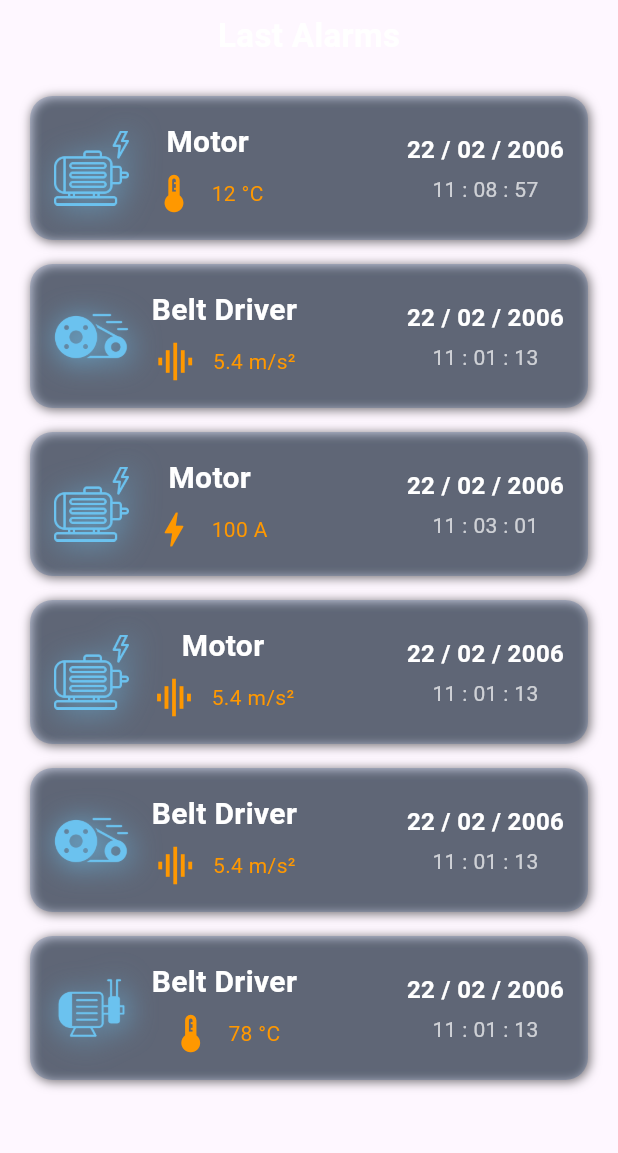
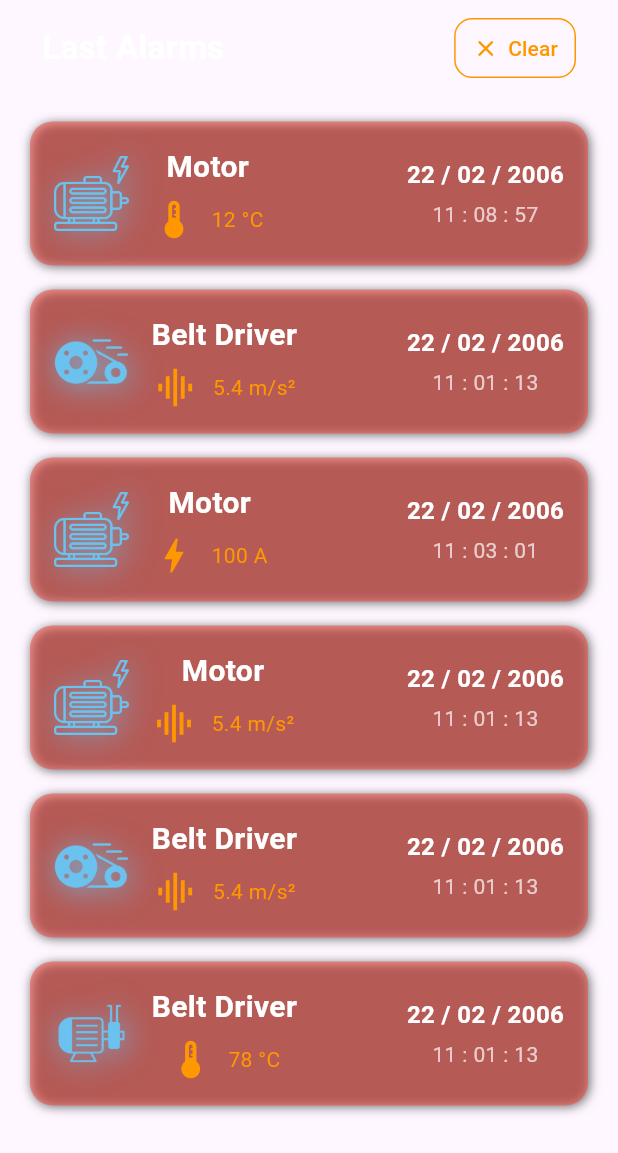
Before and after one commit to MustafaSedhom/Smart-Predictive-Unit-SPU-, a Flutter app: the AlarmScreen widget shown alone on an empty page, opened directly, on a phone screen of 412 x 824 dp. Shown: the top 1153 px of the screen. Run offline on Flutter 3.47's test engine with Material 3 defaults, Android fonts, the phone set to English and light mode, and no system bars; drawn by our look-alikes of simple_shadow; our stand-ins replace file_picker, gap, google_fonts, percent_indicator, shared_preferences; accounts and stored records are empty; project files that could hold a hidden picture were left out.

Commit message:
buils some widgets in alarm screen in app and build clear button to clear all last alarm and add add button to drawer to build in future add sensor screen or page

```diff
--- a/code_of_project/SPU_Flutter_app_code/spu_linux_app/analysis_options.yaml
+++ b/code_of_project/SPU_Flutter_app_code/spu_linux_app/analysis_options.yaml
@@ -7,6 +7,9 @@
 
 # The following line activates a set of recommended lints for Flutter apps,
 # packages, and plugins designed to encourage good coding practices.
+analyzer:
+  errors:
+    use_key_in_widget_constructors: ignore
 include: package:flutter_lints/flutter.yaml
 
 linter:
--- a/code_of_project/SPU_Flutter_app_code/spu_linux_app/lib/Screens/Alarm_screen/Alarm_Screen.dart
+++ b/code_of_project/SPU_Flutter_app_code/spu_linux_app/lib/Screens/Alarm_screen/Alarm_Screen.dart
@@ -4,8 +4,14 @@ import 'package:spu_linux_app/Images/images_and_icons.dart';
 import 'package:spu_linux_app/Screens/Alarm_screen/Data_Type/Alarm_Data.dart';
 import 'package:spu_linux_app/Screens/Alarm_screen/widgets/Custom_list_view_container.dart';
 
-class AlarmScreen extends StatelessWidget {
+class AlarmScreen extends StatefulWidget {
   AlarmScreen({super.key});
+
+  @override
+  State<AlarmScreen> createState() => _AlarmScreenState();
+}
+
+class _AlarmScreenState extends State<AlarmScreen> {
   // ignore: non_constant_identifier_names
   final List<AlarmData> alarm_list = [
     AlarmData(
@@ -57,14 +63,21 @@ class AlarmScreen extends StatelessWidget {
       value: "78 °C",
     ),
   ];
+
   @override
   Widget build(BuildContext context) {
+    // ignore: unused_local_variable, non_constant_identifier_names
+    bool alarm_list_is_empty = alarm_list.isEmpty;
     return Padding(
       padding: const EdgeInsets.all(8.0),
       child: Column(
         crossAxisAlignment: CrossAxisAlignment.center,
+        // mainAxisAlignment: MainAxisAlignment.spaceBetween,
         children: [
-          // Title
+          // Appbar
+          Row(
+            children: [
+              Gap(20),
               Text(
                 "Last Alarms",
                 style: TextStyle(
@@ -73,15 +86,54 @@ class AlarmScreen extends StatelessWidget {
                   fontWeight: FontWeight.bold,
                 ),
               ),
+              Spacer(),
+              // clear button
+              TextButton(
+                onPressed: () {
+                  setState(() {
+                    alarm_list.clear();
+                  });
+                },
+                style: TextButton.styleFrom(
+                  foregroundColor: Colors.orange,
+                  backgroundColor: Colors.transparent,
+                  side: BorderSide(color: Colors.orange),
+                  shape: RoundedRectangleBorder(
+                    borderRadius: BorderRadius.circular(12),
+                  ),
+                ),
+                child: Row(
+                  mainAxisSize: MainAxisSize.min,
+                  children: [
+                    Icon(Icons.close_rounded),
+                    SizedBox(width: 6),
+                    Text("Clear"),
+                  ],
+                ),
+              ),
+              Gap(20),
+            ],
+          ),
           Gap(5),
           // ListView Sensors
-          Expanded(
+          (alarm_list_is_empty)
+              ? Text(
+                  "No Alarms",
+                  style: TextStyle(
+                    color: Colors.red,
+                    fontWeight: FontWeight.bold,
+                    fontSize: 100,
+                  ),
+                )
+              : Expanded(
                   child: Padding(
                     padding: const EdgeInsets.all(12),
                     child: ListView.builder(
                       itemCount: alarm_list.length,
                       itemBuilder: (context, index) {
-                  return CustomListViewContainer(alarm: alarm_list[index]);
+                        return CustomListViewContainer(
+                          alarm: alarm_list[index],
+                        );
                       },
                     ),
                   ),
--- a/code_of_project/SPU_Flutter_app_code/spu_linux_app/lib/Screens/Alarm_screen/widgets/Custom_list_view_container.dart
+++ b/code_of_project/SPU_Flutter_app_code/spu_linux_app/lib/Screens/Alarm_screen/widgets/Custom_list_view_container.dart
@@ -16,7 +16,7 @@ class CustomListViewContainer extends StatelessWidget {
       padding: const EdgeInsets.all(16),
       decoration: BoxDecoration(
         // ignore: deprecated_member_use
-        color: AppColors.Drawer_selected_color.withOpacity(0.2),
+        color: Colors.red.withOpacity(0.5),
         borderRadius: BorderRadius.circular(15),
 
         boxShadow: [
--- a/code_of_project/SPU_Flutter_app_code/spu_linux_app/lib/Screens/Draw_all_screens.dart
+++ b/code_of_project/SPU_Flutter_app_code/spu_linux_app/lib/Screens/Draw_all_screens.dart
@@ -25,17 +25,17 @@ class _DrawAllScreensState extends State<DrawAllScreens> {
         icon: Icons.data_saver_off_rounded,
         page: HomeScreen(),
       ),
-      DrawerItem(title: "Alarm", icon: Icons.notifications, page: AlarmScreen()),
+      DrawerItem(
+        title: "Alarm",
+        icon: Icons.notifications,
+        page: AlarmScreen(),
+      ),
       DrawerItem(title: "AI Data", icon: Icons.chat, page: HomeScreen()),
+      DrawerItem(title: "Add", icon: Icons.add_box_rounded, page: HomeScreen()),
       DrawerItem(
         title: "Settings",
         icon: Icons.settings,
         page: SettingScreen(),
-      ),
-      DrawerItem(
-        title: "About",
-        icon: Icons.add_box_rounded,
-        page: HomeScreen(),
       ),
     ];
     return Scaffold(
```
Lines whose indentation alone changed are shown as unchanged.
